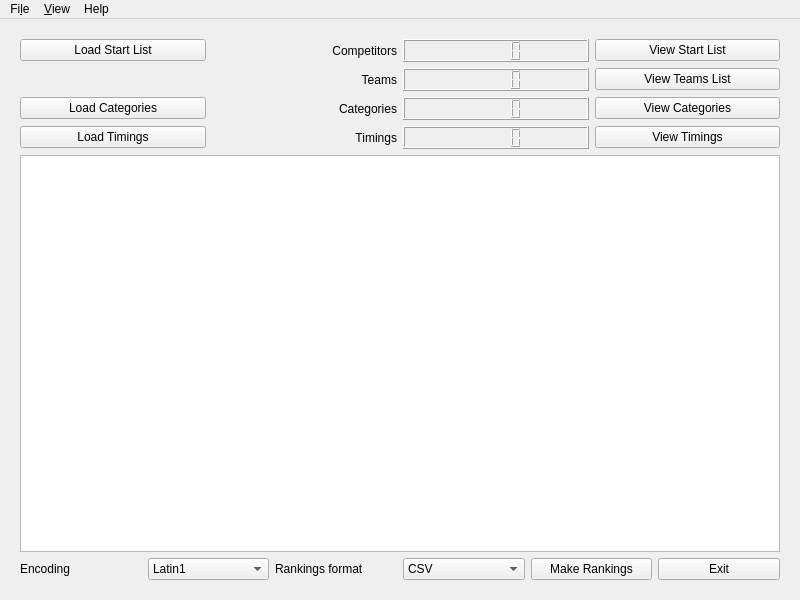
The window that chronorace.ui (flinco/LBChronoRace) describes before a commit, drawn with Qt 5.
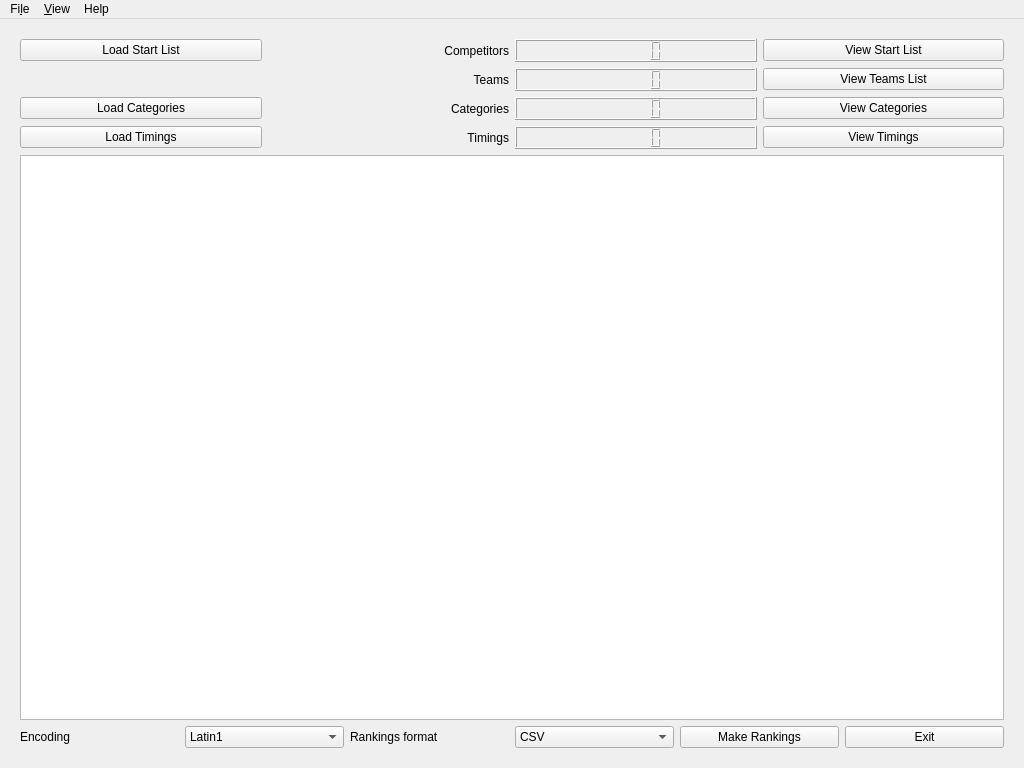
The same window after the commit.

Commit message: Move from 800x600 to 1024x768 and fix table layout resizing issues

```diff
--- a/chronorace.ui
+++ b/chronorace.ui
@@ -6,14 +6,14 @@
    <rect>
     <x>0</x>
     <y>0</y>
-    <width>800</width>
-    <height>600</height>
+    <width>1024</width>
+    <height>768</height>
    </rect>
   </property>
   <property name="minimumSize">
    <size>
-    <width>800</width>
-    <height>600</height>
+    <width>1024</width>
+    <height>768</height>
    </size>
   </property>
   <property name="windowTitle">
@@ -254,7 +254,7 @@
     <rect>
      <x>0</x>
      <y>0</y>
-     <width>800</width>
+     <width>1024</width>
      <height>19</height>
     </rect>
    </property>
```
The commit also changes 1 other file.
